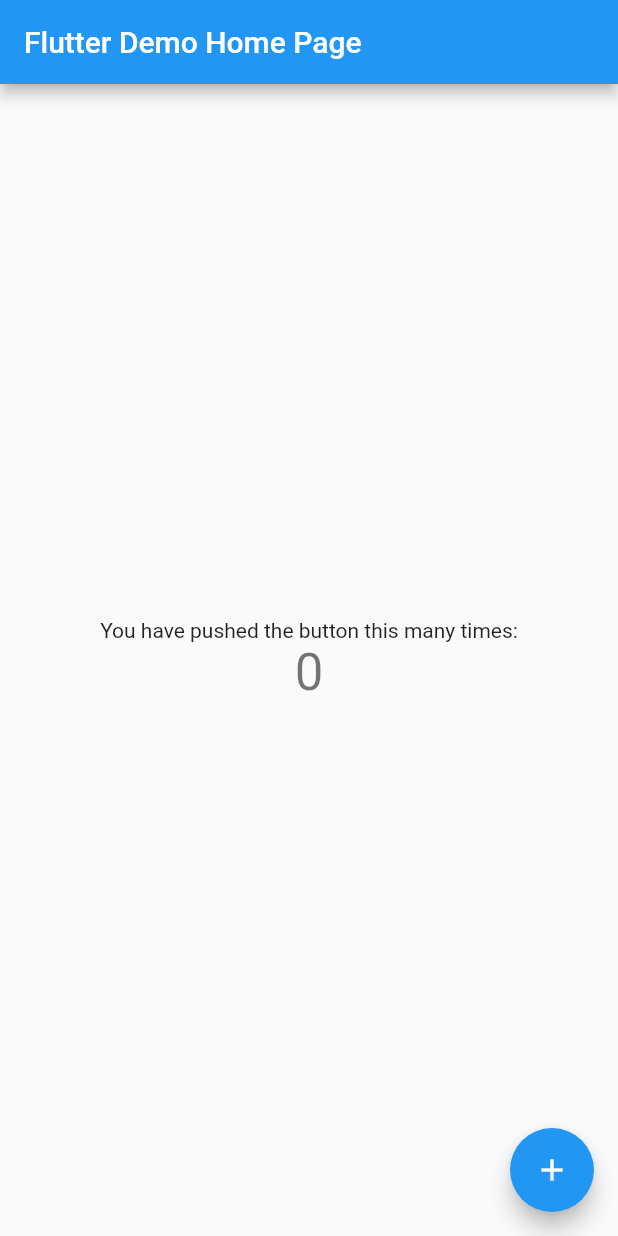
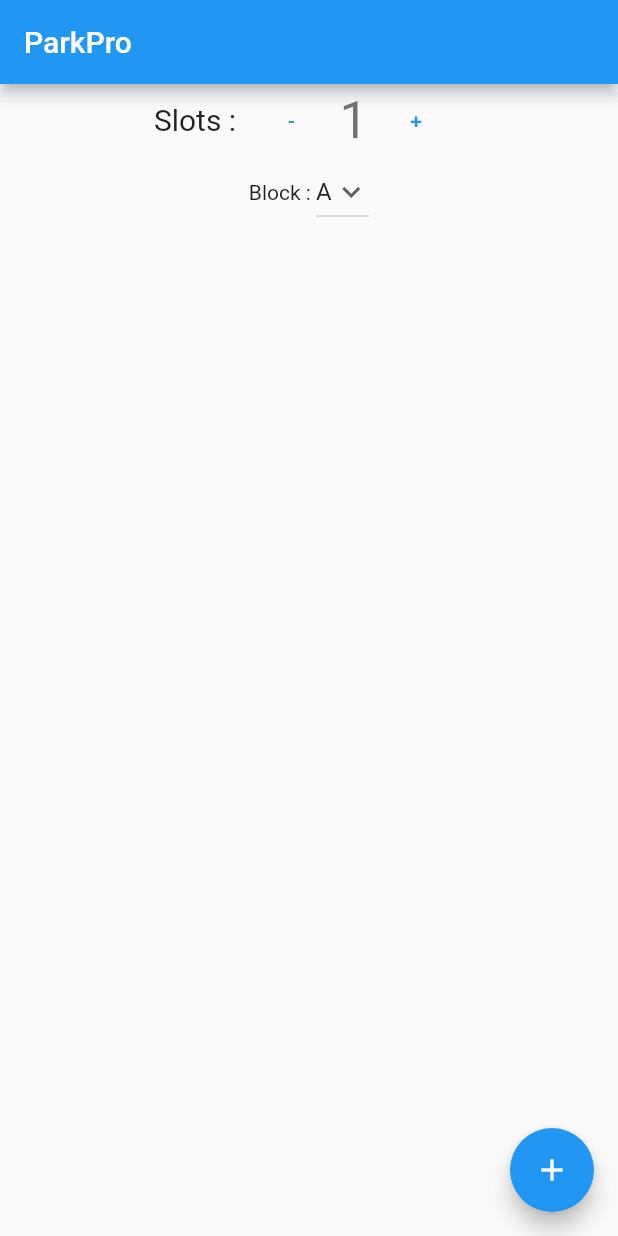
Before and after one commit to BOT-Deepak/Dice-Flutter, a Flutter app: the screen it shows after launch, on a phone screen of 412 x 824 dp. Run offline on Flutter 3.47's test engine with Material 2 defaults, Android fonts, the light colour scheme and no system bars.

Commit message:
first commit

```diff
--- a/lib/main.dart
+++ b/lib/main.dart
@@ -13,33 +13,15 @@
     return MaterialApp(
       title: 'Flutter Demo',
       theme: ThemeData(
-        // This is the theme of your application.
-        //
-        // Try running your application with "flutter run". You'll see the
-        // application has a blue toolbar. Then, without quitting the app, try
-        // changing the primarySwatch below to Colors.green and then invoke
-        // "hot reload" (press "r" in the console where you ran "flutter run",
-        // or simply save your changes to "hot reload" in a Flutter IDE).
-        // Notice that the counter didn't reset back to zero; the application
-        // is not restarted.
         primarySwatch: Colors.blue,
       ),
-      home: const MyHomePage(title: 'Flutter Demo Home Page'),
+      home: const MyHomePage(title: 'ParkPro'),
     );
   }
 }
 
 class MyHomePage extends StatefulWidget {
   const MyHomePage({Key? key, required this.title}) : super(key: key);
-
-  // This widget is the home page of your application. It is stateful, meaning
-  // that it has a State object (defined below) that contains fields that affect
-  // how it looks.
-
-  // This class is the configuration for the state. It holds the values (in this
-  // case the title) provided by the parent (in this case the App widget) and
-  // used by the build method of the State. Fields in a Widget subclass are
-  // always marked "final".
 
   final String title;
 
@@ -48,60 +30,86 @@
 }
 
 class _MyHomePageState extends State<MyHomePage> {
-  int _counter = 0;
+
+  int _counter = 1;
 
   void _incrementCounter() {
     setState(() {
-      // This call to setState tells the Flutter framework that something has
-      // changed in this State, which causes it to rerun the build method below
-      // so that the display can reflect the updated values. If we changed
-      // _counter without calling setState(), then the build method would not be
-      // called again, and so nothing would appear to happen.
       _counter++;
+
+      if(_counter == 5) _counter = 4;
     });
   }
 
+  void _decrementCounter() {
+    setState(() {
+      _counter--;
+
+      if(_counter == 0) _counter = 1;
+    });
+  }
+
+  String dropdownvalue = 'A';
+
+  var items = [
+    'A','B','C','D','E','F','G','H',
+  ];
+
   @override
   Widget build(BuildContext context) {
-    // This method is rerun every time setState is called, for instance as done
-    // by the _incrementCounter method above.
-    //
-    // The Flutter framework has been optimized to make rerunning build methods
-    // fast, so that you can just rebuild anything that needs updating rather
-    // than having to individually change instances of widgets.
+
     return Scaffold(
       appBar: AppBar(
-        // Here we take the value from the MyHomePage object that was created by
-        // the App.build method, and use it to set our appbar title.
         title: Text(widget.title),
       ),
       body: Center(
-        // Center is a layout widget. It takes a single child and positions it
-        // in the middle of the parent.
         child: Column(
-          // Column is also a layout widget. It takes a list of children and
-          // arranges them vertically. By default, it sizes itself to fit its
-          // children horizontally, and tries to be as tall as its parent.
-          //
-          // Invoke "debug painting" (press "p" in the console, choose the
-          // "Toggle Debug Paint" action from the Flutter Inspector in Android
-          // Studio, or the "Toggle Debug Paint" command in Visual Studio Code)
-          // to see the wireframe for each widget.
-          //
-          // Column has various properties to control how it sizes itself and
-          // how it positions its children. Here we use mainAxisAlignment to
-          // center the children vertically; the main axis here is the vertical
-          // axis because Columns are vertical (the cross axis would be
-          // horizontal).
-          mainAxisAlignment: MainAxisAlignment.center,
           children: <Widget>[
-            const Text(
-              'You have pushed the button this many times:',
+            Row(
+                mainAxisAlignment: MainAxisAlignment.center,
+              children: <Widget>[
+                Text(
+                  'Slots : ',
+                  style: TextStyle(fontSize: 20.0),
+                ),
+                TextButton(
+                    onPressed: _decrementCounter,
+                    child: const Text('-'),
+                ),
+                Text(
+                  '$_counter',
+                  style: Theme.of(context).textTheme.headline4,
+                ),
+                TextButton(
+                  onPressed: _incrementCounter,
+                  child: const Text('+'),
+                ),
+              ]
             ),
-            Text(
-              '$_counter',
-              style: Theme.of(context).textTheme.headline4,
-            ),
+            Row(
+              mainAxisAlignment: MainAxisAlignment.center,
+              children: <Widget>[
+                Text(
+                  'Block : ',
+                ),
+                DropdownButton(
+                  value: dropdownvalue,
+                  icon: const Icon(Icons.keyboard_arrow_down),
+
+                  items: items.map((String items) {
+                    return DropdownMenuItem(
+                      value: items,
+                      child: Text(items),
+                    );
+                  }).toList(),
+                  onChanged: (String? newValue) {
+                    setState(() {
+                      dropdownvalue = newValue!;
+                    });
+                  },
+                ),
+              ],
+            )
           ],
         ),
       ),
@@ -109,7 +117,7 @@
         onPressed: _incrementCounter,
         tooltip: 'Increment',
         child: const Icon(Icons.add),
-      ), // This trailing comma makes auto-formatting nicer for build methods.
+      ),
     );
   }
 }
```
